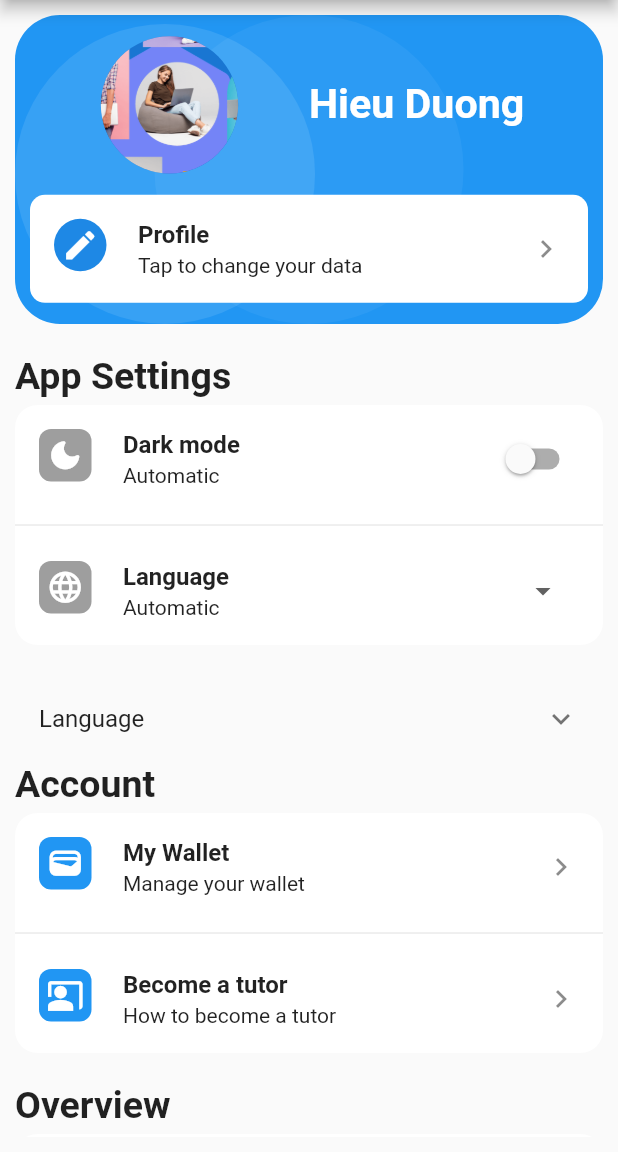
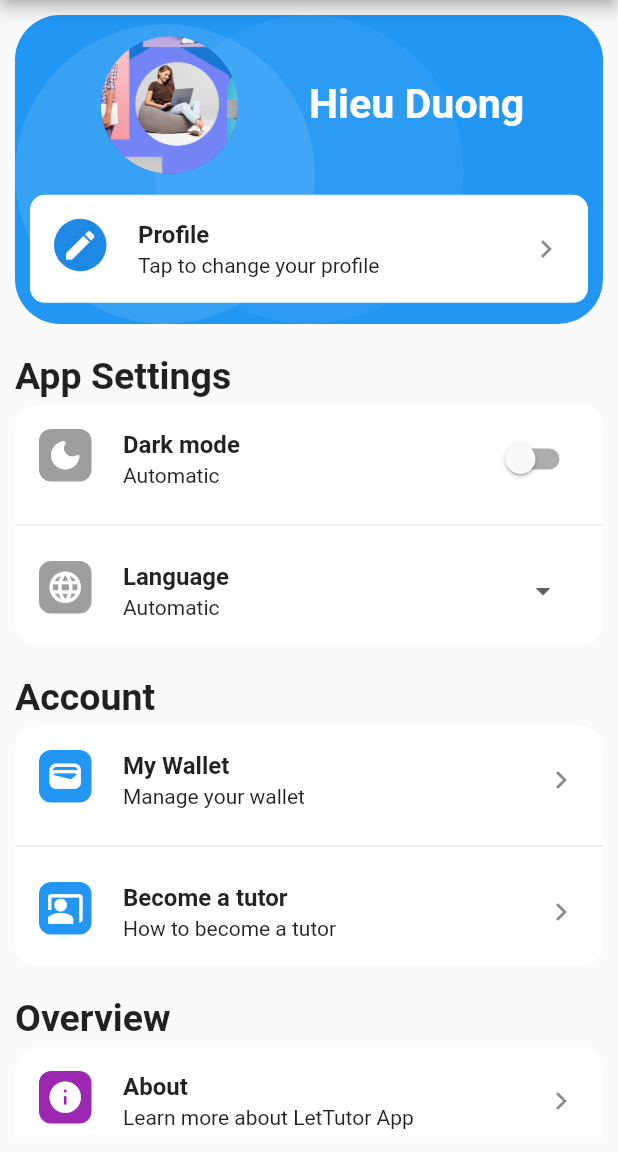
Before and after one commit to duongminhhieu/LetTutor-2024-Flutter-Education-Application, a Flutter app: the SettingPage screen opened by its route, on a phone screen of 412 x 824 dp, the part 84-1236 px from its top. Run offline on Flutter 3.47's test engine with Material 2 defaults, Android fonts, the phone set to English and light mode, and no system bars; drawn by our look-alikes of babstrap_settings_screen; our stand-ins replace chewie, expandable_text, flutter_rating_bar, flutter_svg, persistent_bottom_nav_bar, syncfusion_flutter_calendar and 1 more; missing offline and left inert: multiselect, syncfusion_flutter_pdfviewer; project files that could hold a hidden picture were left out.

```diff
--- /dev/null
+++ b/src/lib/data/model/user/learn_topic.dart
@@ -0,0 +1,19 @@
+class LearnTopic {
+  int? id;
+  String? key;
+  String? name;
+
+  LearnTopic({
+    this.id,
+    this.key,
+    this.name,
+  });
+
+  factory LearnTopic.fromJson(Map<String, dynamic> json) {
+    return LearnTopic(
+      id: json['id'],
+      key: json['key'],
+      name: json['name'],
+    );
+  }
+}
--- /dev/null
+++ b/src/lib/data/model/user/test_preparation.dart
@@ -0,0 +1,20 @@
+
+class TestPreparation{
+  int? id;
+  String? key;
+  String? name;
+
+  TestPreparation({
+    this.id,
+    this.key,
+    this.name,
+  });
+
+  factory TestPreparation.fromJson(Map<String, dynamic> json) {
+    return TestPreparation(
+      id: json['id'],
+      key: json['key'],
+      name: json['name'],
+    );
+  }
+}
--- a/src/lib/data/model/user/user.dart
+++ b/src/lib/data/model/user/user.dart
@@ -1,100 +1,53 @@
 import 'dart:convert';
 
-class WalletInfo {
-  final String id;
-  final String userId;
-  final String amount;
-  final bool isBlocked;
-  final String createdAt;
-  final String updatedAt;
-  final int bonus;
+import 'package:src/data/model/user/test_preparation.dart';
+import 'package:src/data/model/user/wallet_info.dart';
 
-  WalletInfo({
-    required this.id,
-    required this.userId,
-    required this.amount,
-    required this.isBlocked,
-    required this.createdAt,
-    required this.updatedAt,
-    required this.bonus,
-  });
-
-  factory WalletInfo.fromJson(Map<String, dynamic> json) {
-    return WalletInfo(
-      id: json['id'],
-      userId: json['userId'],
-      amount: json['amount'],
-      isBlocked: json['isBlocked'],
-      createdAt: json['createdAt'],
-      updatedAt: json['updatedAt'],
-      bonus: json['bonus'],
-    );
-  }
-}
-
-class LearnTopic {
-  final int id;
-  final String key;
-  final String name;
-
-  LearnTopic({
-    required this.id,
-    required this.key,
-    required this.name,
-  });
-
-  factory LearnTopic.fromJson(Map<String, dynamic> json) {
-    return LearnTopic(
-      id: json['id'],
-      key: json['key'],
-      name: json['name'],
-    );
-  }
-}
+import 'learn_topic.dart';
 
 class User {
-  final String id;
-  final String email;
-  final String name;
-  final String avatar;
-  final String country;
-  final String phone;
-  final List<String> roles;
+  final String? id;
+  final String? email;
+  final String? name;
+  final String? avatar;
+  final String? country;
+  final String? phone;
+  final List<String>? roles;
   final String? language;
-  final String birthday;
-  final bool isActivated;
-  final WalletInfo walletInfo;
-  final List<String> courses;
-  final String requireNote;
-  final String level;
-  final List<LearnTopic> learnTopics;
-  final List<String> testPreparations;
-  final bool isPhoneActivated;
-  final int timezone;
-  final String studySchedule;
-  final bool canSendMessage;
+  final String? birthday;
+  final bool? isActivated;
+  final WalletInfo? walletInfo;
+  final List<String>? courses;
+  final String? requireNote;
+  final String? level;
+  final List<LearnTopic>? learnTopics;
+  final List<TestPreparation>? testPreparations;
+  final bool? isPhoneActivated;
+  final int? timezone;
+  final String? studySchedule;
+  final bool? canSendMessage;
 
   User({
-    required this.id,
-    required this.email,
-    required this.name,
-    required this.avatar,
-    required this.country,
-    required this.phone,
-    required this.roles,
+    this.id,
+    this.email,
+    this.name,
+    this.avatar,
+    this.country,
+    this.phone,
+    this.roles,
     this.language,
-    required this.birthday,
-    required this.isActivated,
-    required this.walletInfo,
-    required this.courses,
-    required this.requireNote,
-    required this.level,
-    required this.learnTopics,
-    required this.testPreparations,
-    required this.isPhoneActivated,
-    required this.timezone,
-    required this.studySchedule,
-    required this.canSendMessage,
+    this.birthday,
+    this.isActivated,
+    this.walletInfo,
+    this.courses,
+    this.requireNote,
+    this.level,
+    this.learnTopics,
+    this.testPreparations,
+    this.isPhoneActivated,
+    this.timezone,
+    this.studySchedule,
+    this.canSendMessage,
   });
 
   factory User.fromJson(Map<String, dynamic> json) {
@@ -113,8 +66,10 @@ class User {
       courses: List<String>.from(json['courses']),
       requireNote: json['requireNote'],
       level: json['level'],
-      learnTopics: List<LearnTopic>.from(json['learnTopics'].map((x) => LearnTopic.fromJson(x))),
-      testPreparations: List<String>.from(json['testPreparations']),
+      learnTopics: List<LearnTopic>.from(
+          json['learnTopics'].map((x) => LearnTopic.fromJson(x))),
+      testPreparations: List<TestPreparation>.from(
+          json['testPreparations'].map((x) => TestPreparation.fromJson(x))),
       isPhoneActivated: json['isPhoneActivated'],
       timezone: json['timezone'],
       studySchedule: json['studySchedule'],
@@ -122,54 +77,3 @@ class User {
     );
   }
 }
-
-class Tokens {
-  final TokenInfo access;
-  final TokenInfo refresh;
-
-  Tokens({
-    required this.access,
-    required this.refresh,
-  });
-
-  factory Tokens.fromJson(Map<String, dynamic> json) {
-    return Tokens(
-      access: TokenInfo.fromJson(json['access']),
-      refresh: TokenInfo.fromJson(json['refresh']),
-    );
-  }
-}
-
-class TokenInfo {
-  final String token;
-  final String expires;
-
-  TokenInfo({
-    required this.token,
-    required this.expires,
-  });
-
-  factory TokenInfo.fromJson(Map<String, dynamic> json) {
-    return TokenInfo(
-      token: json['token'],
-      expires: json['expires'],
-    );
-  }
-}
-
-class UserData {
-  final User user;
-  final Tokens tokens;
-
-  UserData({
-    required this.user,
-    required this.tokens,
-  });
-
-  factory UserData.fromJson(Map<String, dynamic> json) {
-    return UserData(
-      user: User.fromJson(json['user']),
-      tokens: Tokens.fromJson(json['tokens']),
-    );
-  }
-}
--- /dev/null
+++ b/src/lib/data/model/user/wallet_info.dart
@@ -0,0 +1,32 @@
+
+class WalletInfo {
+   String? id;
+   String? userId;
+   String? amount;
+   bool? isBlocked;
+   String? createdAt;
+   String? updatedAt;
+   int? bonus;
+
+  WalletInfo({
+     this.id,
+     this.userId,
+     this.amount,
+     this.isBlocked,
+     this.createdAt,
+     this.updatedAt,
+     this.bonus,
+  });
+
+  factory WalletInfo.fromJson(Map<String, dynamic> json) {
+    return WalletInfo(
+      id: json['id'],
+      userId: json['userId'],
+      amount: json['amount'],
+      isBlocked: json['isBlocked'],
+      createdAt: json['createdAt'],
+      updatedAt: json['updatedAt'],
+      bonus: json['bonus'],
+    );
+  }
+}
--- a/src/lib/pages/settingsPage/setting_page.dart
+++ b/src/lib/pages/settingsPage/setting_page.dart
@@ -41,7 +41,7 @@ class _SettingPageState extends State<SettingPage> {
                   backgroundColor: Colors.blue[600],
                 ),
                 title: "Profile",
-                subtitle: "Tap to change your data",
+                subtitle: "Tap to change your profile",
                 onTap: () {
                   Navigator.pushNamed(context, "/profilePage" );
                 },
@@ -113,16 +113,6 @@ class _SettingPageState extends State<SettingPage> {
 
               ],
             ),
-            ExpansionTile(
-              title: Text("Language"),
-              children: [
-                _buildLanguageOption("English"),
-                _buildLanguageOption("Vietnamese"),
-                _buildLanguageOption("Japanese"),
-                _buildLanguageOption("Chinese"),
-              ],
-            ),
-            // You can add a settings title
             SettingsGroup(
               settingsGroupTitle: "Account",
               items: [
@@ -183,16 +173,5 @@ class _SettingPageState extends State<SettingPage> {
     );
   }
 
-  Widget _buildLanguageOption(String language) {
-    return RadioListTile(
-      title: Text(language),
-      value: language,
-      groupValue: selectedLanguage,
-      onChanged: (value) {
-        setState(() {
-          selectedLanguage = value as String;
-        });
-      },
-    );
-  }
+
 }
--- a/src/lib/providers/user_provider.dart
+++ b/src/lib/providers/user_provider.dart
@@ -12,6 +12,7 @@ class UserProvider extends ChangeNotifier {
 
   bool _isLoggedIn   = false;
   bool get isLoggedIn  => _isLoggedIn ;
+
 
   void login(String email, String password) {
     _email = email;
--- a/src/pubspec.yaml
+++ b/src/pubspec.yaml
@@ -78,6 +78,7 @@ flutter:
     - lib/assets/tutor-mock-data.json
     - lib/assets/favorite_tutor-mock-data.json
     - lib/assets/schedule_tutor-mock-data.json
+    - lib/assets/user-mock-data.json
 
 
   #     - images/a_dot_ham.jpeg
```
Also changed, not shown: src/lib/assets/user-mock-data.json (added, +51 -0 lines), src/lib/data/model/user/user_token.dart (added, +53 -0 lines), src/lib/data/repository/user_repository.dart (added).
